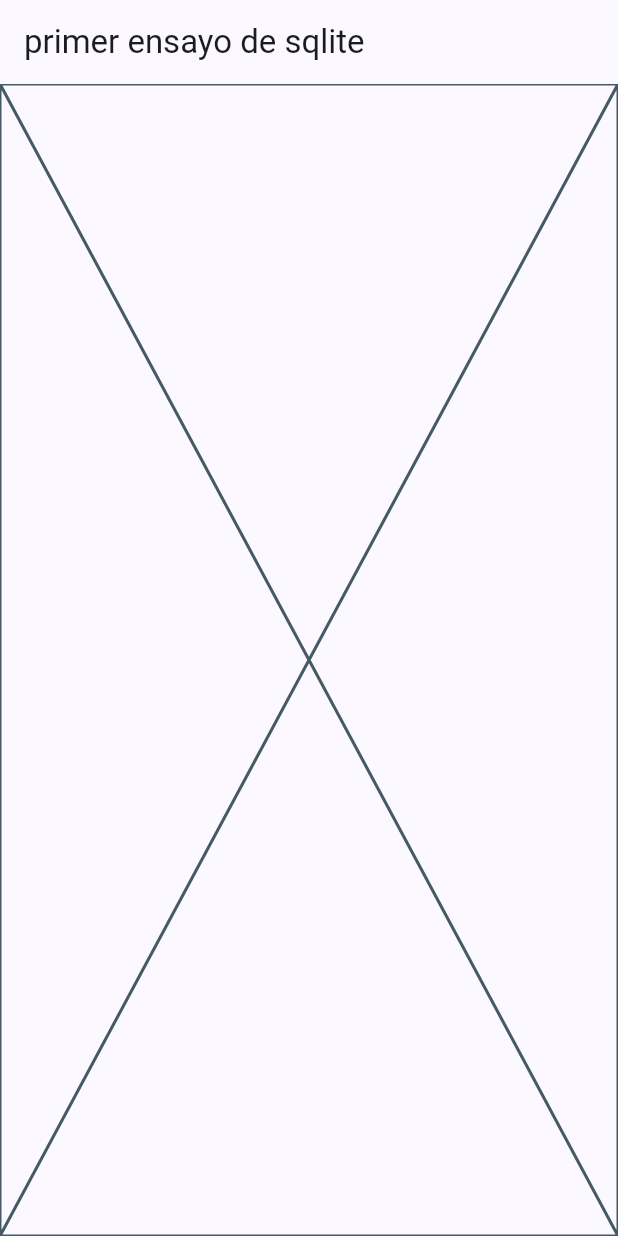
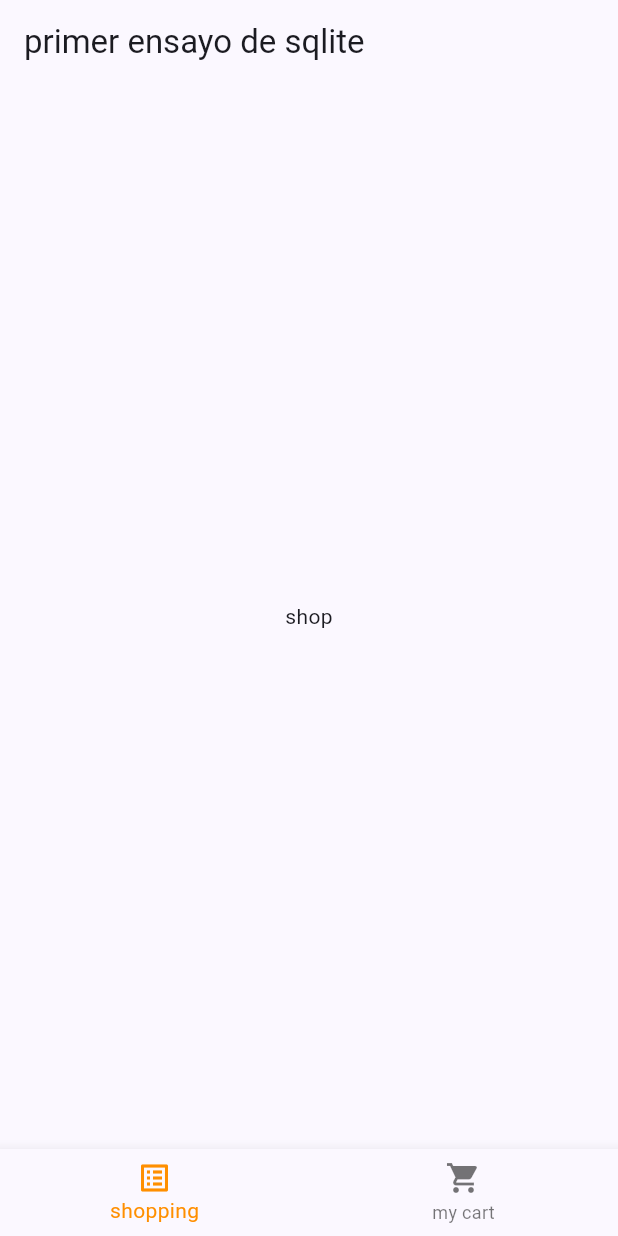
Before and after one commit to aledaniel04/esto_es_una_prueba, a Flutter app: the PrimerSqliteScreen screen opened by its route, on a phone screen of 412 x 824 dp. Run offline on Flutter 3.47's test engine with Material 2 defaults, Android fonts, the light colour scheme and no system bars; our stand-ins replace go_router.

Commit message:
inicia de la primera prueba

```diff
--- a/lib/presentation/screen/home/pruba_screen.dart
+++ b/lib/presentation/screen/home/pruba_screen.dart
@@ -1,5 +1,4 @@
 import 'package:esto_es_una_prueba/config/menu/menu_items.dart';
-import 'package:esto_es_una_prueba/presentation/screen/sqli1/primer_sqlite_screen.dart';
 import 'package:flutter/material.dart';
 import 'package:go_router/go_router.dart';
 
--- a/lib/presentation/screen/sqli1/primer_sqlite_screen.dart
+++ b/lib/presentation/screen/sqli1/primer_sqlite_screen.dart
@@ -1,16 +1,39 @@
 import 'package:flutter/material.dart';
 
-class PrimerSqliteScreen extends StatelessWidget {
+class PrimerSqliteScreen extends StatefulWidget {
   static const String name = "Primera_SQLite_Screen";
   const PrimerSqliteScreen({super.key});
 
+  @override
+  State<PrimerSqliteScreen> createState() => _PrimerSqliteScreenState();
+}
+
+class _PrimerSqliteScreenState extends State<PrimerSqliteScreen> {
+  int _selectedindex = 0;
   @override
   Widget build(BuildContext context) {
     return Scaffold(
       appBar: AppBar(
         title: const Text("primer ensayo de sqlite"),
       ),
-      body: const Placeholder(),
+      body: const Center(
+        child: Text("shop"),
+      ),
+      bottomNavigationBar: BottomNavigationBar(
+        items: const [
+          BottomNavigationBarItem(
+              icon: Icon(Icons.list_alt_outlined), label: "shopping"),
+          BottomNavigationBarItem(
+              icon: Icon(Icons.shopping_cart), label: "my cart")
+        ],
+        currentIndex: _selectedindex,
+        selectedItemColor: Colors.amber[800],
+        onTap: (index) {
+          setState(() {
+            _selectedindex = index;
+          });
+        },
+      ),
     );
   }
 }
```
Also changed, not shown: lib/presentation/screen/sqli1/my_cart.dart (added), lib/presentation/screen/sqli1/product_list.dart (added).
